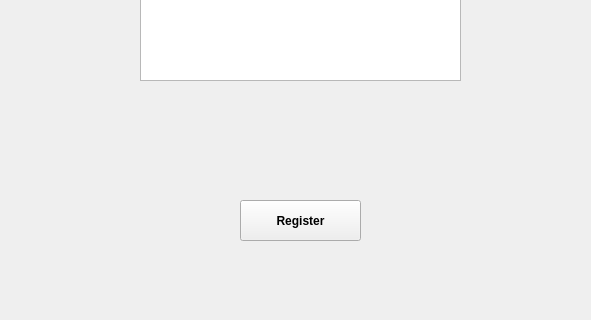
The window that src/fingerprint/mainwindow.ui (paulosgf/fingerprint) describes before a commit, drawn with Qt 5; both pictures show x 100 to 691 and y 280 to 600 of the 800 by 600 pixel window.
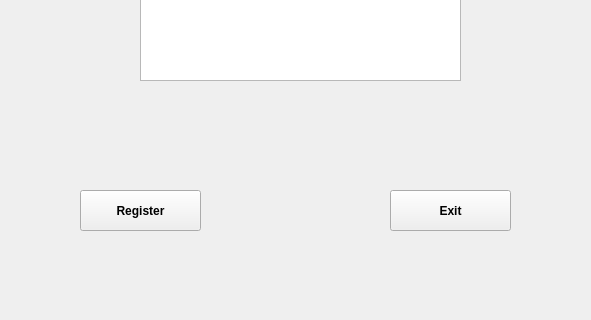
The same window after the commit.

```diff
--- a/src/fingerprint/mainwindow.ui
+++ b/src/fingerprint/mainwindow.ui
@@ -17,8 +17,8 @@
    <widget class="QPushButton" name="pushButton_Registry">
     <property name="geometry">
      <rect>
-      <x>340</x>
-      <y>480</y>
+      <x>180</x>
+      <y>470</y>
       <width>121</width>
       <height>41</height>
      </rect>
@@ -61,6 +61,29 @@
     </property>
     <property name="text">
      <string/>
+    </property>
+    <property name="alignment">
+     <set>Qt::AlignCenter</set>
+    </property>
+   </widget>
+   <widget class="QPushButton" name="pushButton_Exit">
+    <property name="geometry">
+     <rect>
+      <x>490</x>
+      <y>470</y>
+      <width>121</width>
+      <height>41</height>
+     </rect>
+    </property>
+    <property name="font">
+     <font>
+      <weight>75</weight>
+      <italic>false</italic>
+      <bold>true</bold>
+     </font>
+    </property>
+    <property name="text">
+     <string>Exit</string>
     </property>
    </widget>
   </widget>
```
Left out of the diff: 5 changed lines with no effect on the pictures.
